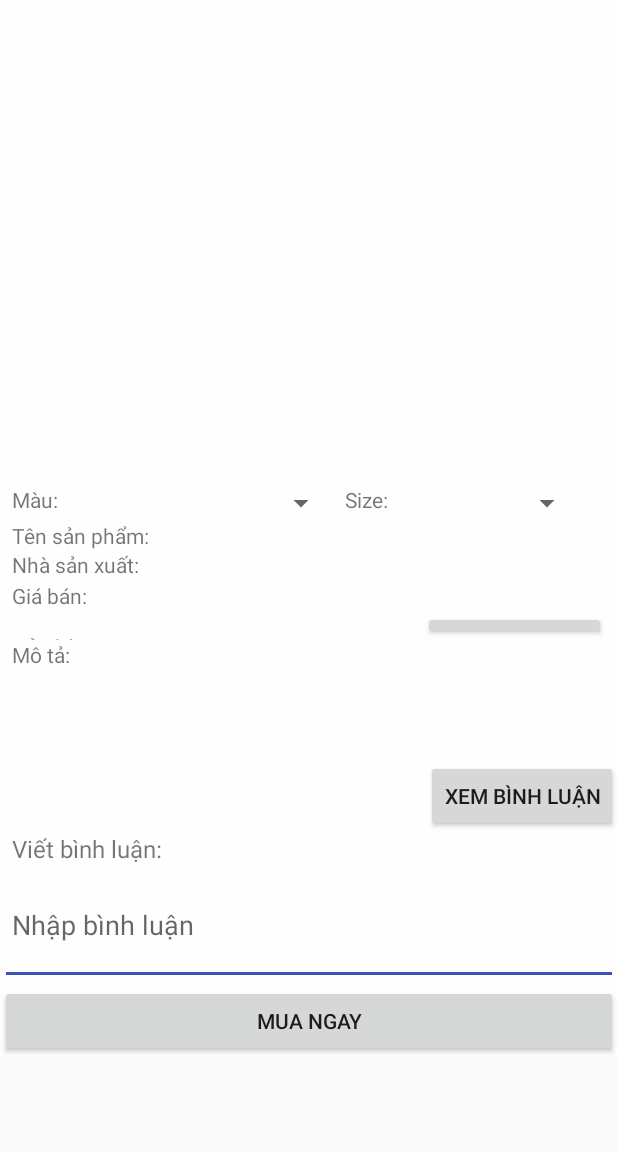
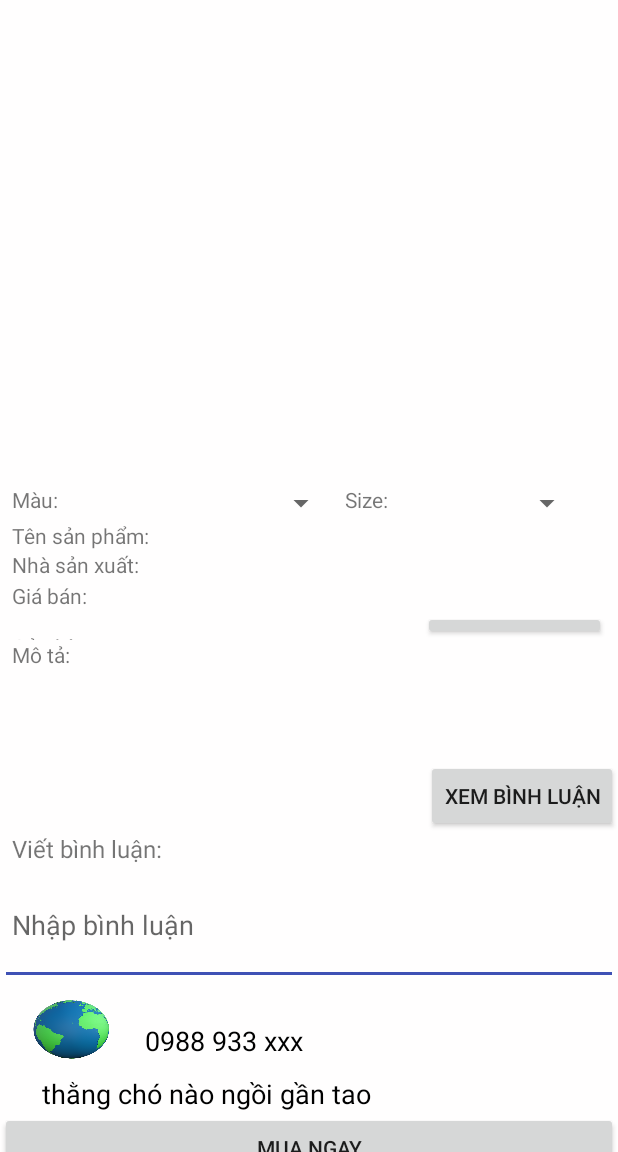
Before and after one commit to khanhkk/ShoesShopProject, an Android app: the Info_product screen opened directly, with no data from a screen before it, after a tap on an icon or button, on a phone screen of 412 x 824 dp, the part 84-1236 px from its top. Run offline under Robolectric (Android 15) with nearby library versions, the phone set to English and light mode, and no system bars; our stand-ins replace Firebase (no records; nobody signed in at launch, a user with empty details on screens opened directly); 5 statements that could not run were skipped.

Commit message:
InforProduct

```diff
--- a/Project/ShoesShopProject/app/src/main/java/Adapters/AdapterComment.java
+++ b/Project/ShoesShopProject/app/src/main/java/Adapters/AdapterComment.java
@@ -1,44 +1,57 @@
 package Adapters;
 
-import android.support.v7.widget.RecyclerView;
+import android.content.Context;
+import android.view.LayoutInflater;
 import android.view.View;
 import android.view.ViewGroup;
-import android.widget.BaseAdapter;
+import android.widget.ArrayAdapter;
 import android.widget.ImageView;
 import android.widget.TextView;
 
+import java.util.ArrayList;
+
+import Models.Comments;
 import tdc.edu.vn.shoesshop.R;
 
-public class AdapterComment extends BaseAdapter {
+public class AdapterComment extends ArrayAdapter<Comments> {
 
-    @Override
-    public int getCount() {
-        return 0;
-    }
+    private Context context;
+    private int resource;
+    private ArrayList<Comments> arrCcomment;
 
-    @Override
-    public Object getItem(int position) {
-        return null;
-    }
-
-    @Override
-    public long getItemId(int position) {
-        return 0;
+    public AdapterComment(Context context, int resource, ArrayList<Comments> arrCcomment) {
+        super(context, resource, arrCcomment);
+        this.context = context;
+        this.resource = resource;
+        this.arrCcomment = arrCcomment;
     }
 
     @Override
     public View getView(int position, View convertView, ViewGroup parent) {
-        return null;
+        ViewHolder viewHolder;
+        if (convertView == null) {
+            convertView = LayoutInflater.from(context).inflate(R.layout.item_lv_comment, parent, false);
+            viewHolder = new ViewHolder();
+            viewHolder.tvName = (TextView) convertView.findViewById(R.id.nameUser);
+            viewHolder.tvTime = (TextView) convertView.findViewById(R.id.timeComment);
+            viewHolder.tvCcoment = (TextView) convertView.findViewById(R.id.Comment);
+            viewHolder.imageView = (ImageView) convertView.findViewById(R.id.imageBL);
+            convertView.setTag(viewHolder);
+        } else {
+            viewHolder = (ViewHolder) convertView.getTag();
+        }
+        Comments comments = arrCcomment.get(position);
+//        viewHolder.tvAvatar.setBackgroundColor(contact.getColor());
+//        viewHolder.tvAvatar.setText(String.valueOf(position+1));
+        viewHolder.tvCcoment.setText(comments.getNoiDung());
+        viewHolder.tvName.setText(comments.getTen());
+        viewHolder.tvTime.setText(comments.getThoiGian());
+        viewHolder.imageView.setImageResource(R.drawable.image_bl);
+        return convertView;
     }
-    public static class ViewHolder extends RecyclerView.ViewHolder{
 
-        ImageView image;
-        TextView name;
-
-        public ViewHolder(View itemView) {
-            super(itemView);
-            image = itemView.findViewById(R.id.image_view);
-            name = itemView.findViewById(R.id.name);
-        }
+    public class ViewHolder {
+        TextView tvName, tvTime, tvCcoment;
+        ImageView imageView;
     }
 }
--- a/Project/ShoesShopProject/app/src/main/java/Models/Comments.java
+++ b/Project/ShoesShopProject/app/src/main/java/Models/Comments.java
@@ -3,7 +3,7 @@ package Models;
 public class Comments {
     private String thoiGian, noiDung, ten;
 
-    public Comments(String thoiGian, String noiDung, String ten) {
+    public Comments(String tenv,String thoiGian, String noiDung) {
         this.thoiGian = thoiGian;
         this.noiDung = noiDung;
         this.ten = ten;
--- a/Project/ShoesShopProject/app/src/main/java/tdc/edu/vn/shoesshop/Bao/PersonalOfShopFragment.java
+++ b/Project/ShoesShopProject/app/src/main/java/tdc/edu/vn/shoesshop/Bao/PersonalOfShopFragment.java
@@ -104,6 +104,7 @@ public class PersonalOfShopFragment extends Fragment {
             public void onClick(View view) {
                 auth.signOut();
                 Intent intent = new Intent(getActivity(), LoginActivity.class);
+                intent.setFlags(Intent.FLAG_ACTIVITY_BROUGHT_TO_FRONT);
                 startActivity(intent);
             }
         });
--- a/Project/ShoesShopProject/app/src/main/java/tdc/edu/vn/shoesshop/Thanh/EdittingShopInformation.java
+++ b/Project/ShoesShopProject/app/src/main/java/tdc/edu/vn/shoesshop/Thanh/EdittingShopInformation.java
@@ -292,5 +292,4 @@ public class EdittingShopInformation extends AppCompatActivity {
         }
     }
 
-
 }
--- a/Project/ShoesShopProject/app/src/main/java/tdc/edu/vn/shoesshop/Toan/HomeForClient.java
+++ b/Project/ShoesShopProject/app/src/main/java/tdc/edu/vn/shoesshop/Toan/HomeForClient.java
@@ -91,4 +91,5 @@ public class HomeForClient extends AppCompatActivity {
                     return true;
                 }
             };
+
 }
--- a/Project/ShoesShopProject/app/src/main/java/tdc/edu/vn/shoesshop/Toan/Home_User_Fragment.java
+++ b/Project/ShoesShopProject/app/src/main/java/tdc/edu/vn/shoesshop/Toan/Home_User_Fragment.java
@@ -249,4 +249,5 @@ public class Home_User_Fragment extends Fragment {
             }
         });
     }
+
 }
--- a/Project/ShoesShopProject/app/src/main/java/tdc/edu/vn/shoesshop/Toan/Info_product.java
+++ b/Project/ShoesShopProject/app/src/main/java/tdc/edu/vn/shoesshop/Toan/Info_product.java
@@ -15,6 +15,7 @@ import android.widget.ArrayAdapter;
 import android.widget.Button;
 import android.widget.ImageView;
 import android.widget.LinearLayout;
+import android.widget.ListView;
 import android.widget.Spinner;
 import android.widget.TextView;
 
@@ -32,8 +33,10 @@ import java.util.ArrayList;
 import java.util.Timer;
 import java.util.TimerTask;
 
+import Adapters.AdapterComment;
 import Adapters.Adapter_info_product;
 import Models.BillDetail;
+import Models.Comments;
 import Models.Product;
 import Models.ProductDetail;
 import Models.Shop;
@@ -59,6 +62,7 @@ public class Info_product extends AppCompatActivity {
     Button btnXemThem, btnBinhLuan, btnMuaHang;
     TextView tensp, nsx, sells, costs, tencuahang, mota;
     Spinner spinner, spinner1;
+    ListView lvComment;
     Bundle bundle, bundleShop;
     public static Product pro;
     // BillAdapter billAdapter;
@@ -135,7 +139,14 @@ public class Info_product extends AppCompatActivity {
         costs = (TextView) findViewById(R.id.cost);
         tencuahang = (TextView) findViewById(R.id.nameshop_info);
         mota = (TextView) findViewById(R.id.motasp);
-
+        lvComment = (ListView) findViewById(R.id.lvBinhLuan) ;
+        ArrayList<Comments>  Cment = new ArrayList<>();
+        Comments contact1 = new Comments("Trương Đình Chiến","0988 933 xxx", "thằng chó nào ngồi gần tao");
+        Comments contact2 = new Comments("Trương Đình Chiến","0988 933 xxx", "thằng chó nào ngồi gần tao");
+        Cment.add(contact1);
+        Cment.add(contact2);
+        AdapterComment customAdaper = new AdapterComment(this,R.layout.item_lv_comment,Cment);
+        lvComment.setAdapter(customAdaper);
         data();
 
 //        for (Product product : list) {
@@ -438,4 +449,5 @@ public class Info_product extends AppCompatActivity {
         database.child("Clients").child(user.getUid()).child("Cart").push().setValue(billDetail);
         //  billAdapter.notifyDataSetChanged();
     }
+
 }
--- a/Project/ShoesShopProject/app/src/main/res/layout/info_product.xml
+++ b/Project/ShoesShopProject/app/src/main/res/layout/info_product.xml
@@ -260,7 +260,8 @@
             android:layout_width="match_parent"
             android:layout_height="match_parent"
             android:paddingLeft="8dp"
-            android:paddingRight="8dp"></ListView>
+            android:paddingRight="8dp"
+            ></ListView>
 
         <Button
             android:id="@+id/btnBuyProduct"
--- a/Project/ShoesShopProject/app/src/main/res/layout/item_lv_comment.xml
+++ b/Project/ShoesShopProject/app/src/main/res/layout/item_lv_comment.xml
@@ -13,6 +13,7 @@
         android:layout_height="60dp"
         android:orientation="vertical">
 <ImageView
+    android:id="@+id/imageBL"
     android:layout_width="match_parent"
     android:layout_height="match_parent"
     android:background="@drawable/image_bl"
--- a/Project/ShoesShopProject/app/src/main/res/values/strings.xml
+++ b/Project/ShoesShopProject/app/src/main/res/values/strings.xml
@@ -29,7 +29,7 @@
     <string name="action_sign_in_short">Register</string>
     <string name="email">Email</string>
     <string name="minimum_password">Password too short, enter minimum 6 characters!</string>
-    <string name="auth_failed">Authentication failed, check your email and password or sign up</string>
+    <string name="auth_failed">Email or pass fail!</string>
     <string name="change_email">Change Email</string>
     <string name="change_password">Change Password</string>
     <string name="send_password_reset_email">Send Password reset email</string>
```
Also changed, not shown: Project/ShoesShopProject/app/src/main/AndroidManifest.xml (+11 -1 lines), Project/ShoesShopProject/app/src/main/java/Controls/ServerConnectInternet.java (added, +24 -0 lines), Project/ShoesShopProject/app/src/main/java/tdc/edu/vn/shoesshop/Toan/LoginActivity.java (+21 -3 lines), Project/ShoesShopProject/app/src/main/java/tdc/edu/vn/shoesshop/Toan/MyApplication.java (added, +18 -0 lines).
